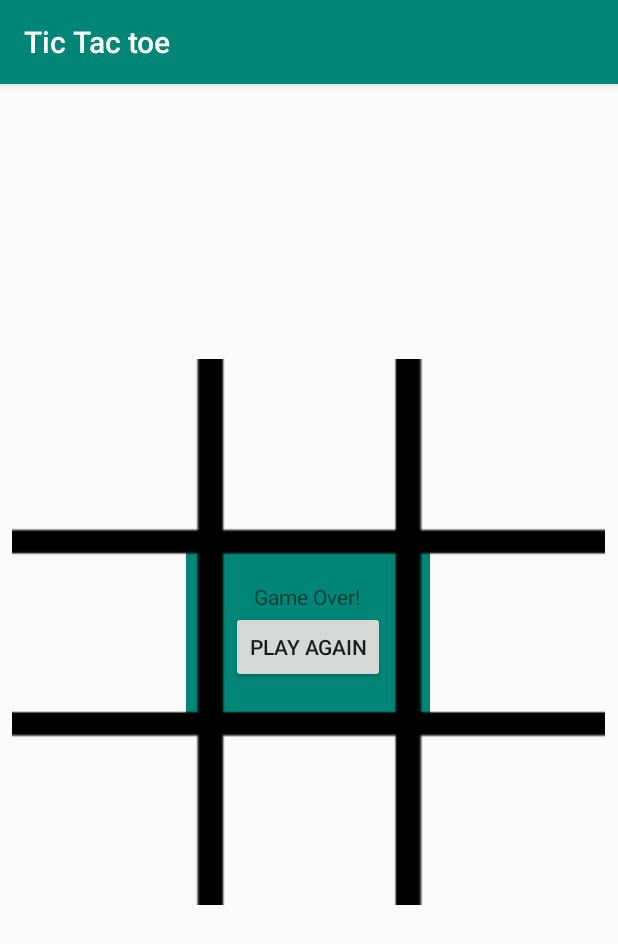
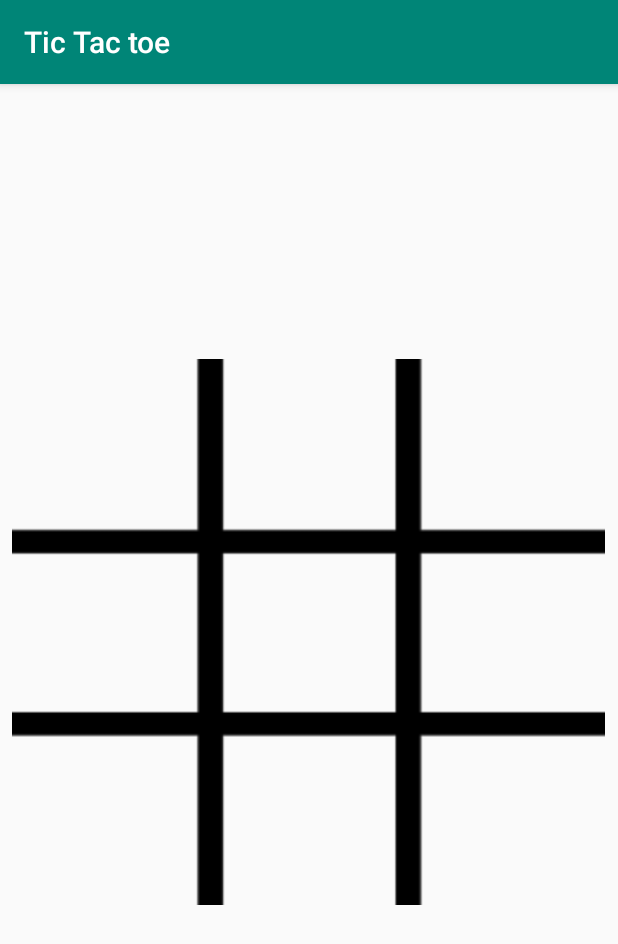
Before and after one commit to theyworker/tictactoe-andriod, an Android app: the screen it shows after launch (MainActivity), on a phone screen of 412 x 824 dp. Shown: the top 944 px of the screen. Run offline under Robolectric (Android 15) with nearby library versions, the phone set to English and light mode, and no system bars.

Commit message:
Play again function

```diff
--- a/app/src/main/res/layout/activity_main.xml
+++ b/app/src/main/res/layout/activity_main.xml
@@ -14,34 +14,11 @@
         app:layout_constraintStart_toStartOf="parent"
         app:layout_constraintTop_toTopOf="parent">
 
-        <LinearLayout
-            android:layout_width="wrap_content"
-            android:layout_height="wrap_content"
-            android:layout_centerInParent="true"
-            android:layout_centerHorizontal="true"
-            android:background="?android:attr/colorPrimary"
-            android:orientation="vertical"
-            android:padding="30dp">
-
-            <TextView
-                android:id="@+id/textView"
-                android:layout_width="match_parent"
-                android:layout_height="wrap_content"
-                android:layout_marginStart="15dp"
-                android:text="@string/play_again" />
-
-            <Button
-                android:id="@+id/button"
-                android:layout_width="match_parent"
-                android:layout_height="wrap_content"
-                android:text="@string/play_againbtn" />
-        </LinearLayout>
-
         <android.support.v7.widget.GridLayout
+            android:id="@+id/gridl"
             android:layout_width="match_parent"
             android:layout_height="364dp"
             android:layout_centerInParent="true"
-            android:layout_centerVertical="true"
             android:background="@drawable/board"
             app:columnCount="3"
             app:rowCount="3">
@@ -133,5 +110,31 @@
                 android:tag="8" />
 
         </android.support.v7.widget.GridLayout>
+
+        <LinearLayout
+            android:id="@+id/playAgainLayout"
+            android:layout_width="wrap_content"
+            android:layout_height="wrap_content"
+            android:layout_centerInParent="true"
+            android:alpha="1"
+            android:background="?android:attr/colorPrimary"
+            android:orientation="vertical"
+            android:padding="30dp"
+            android:visibility="invisible">
+
+            <TextView
+                android:id="@+id/winnermessage"
+                android:layout_width="match_parent"
+                android:layout_height="wrap_content"
+                android:layout_marginStart="15dp"
+                android:text="@string/play_again" />
+
+            <Button
+                android:id="@+id/button"
+                android:layout_width="match_parent"
+                android:layout_height="wrap_content"
+                android:onClick="playAgain"
+                android:text="@string/play_againbtn" />
+        </LinearLayout>
     </RelativeLayout>
 </android.support.constraint.ConstraintLayout>
```
Also changed, not shown: app/src/main/java/com/example/tictactoe/MainActivity.java (+22 -1 lines).
